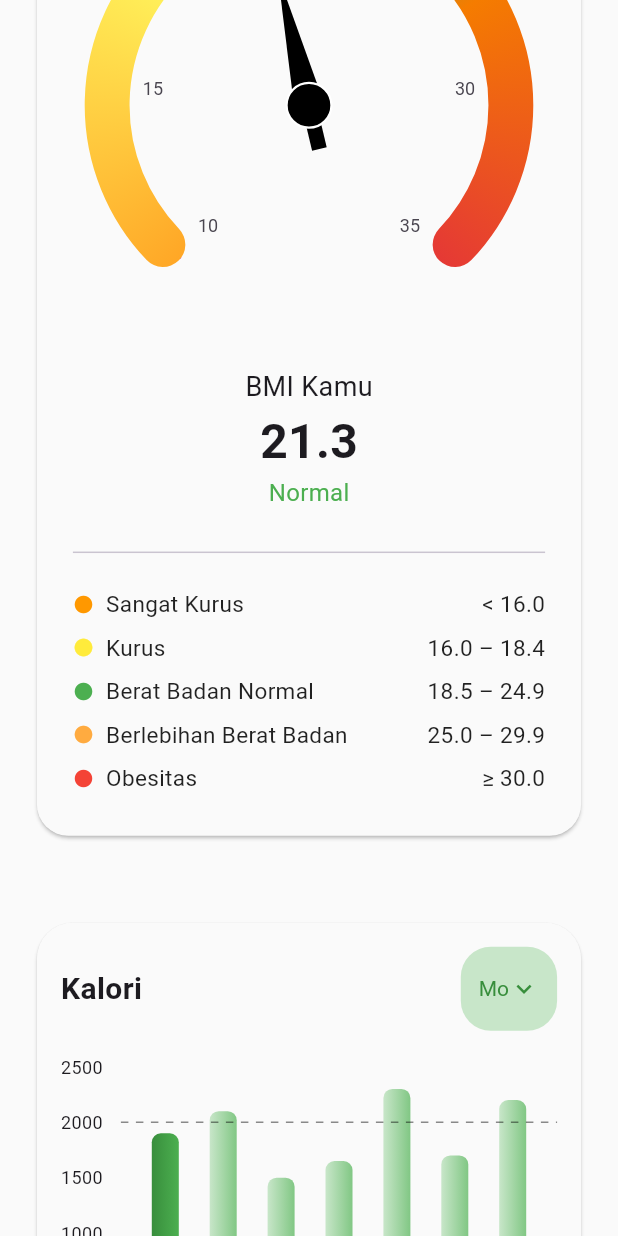
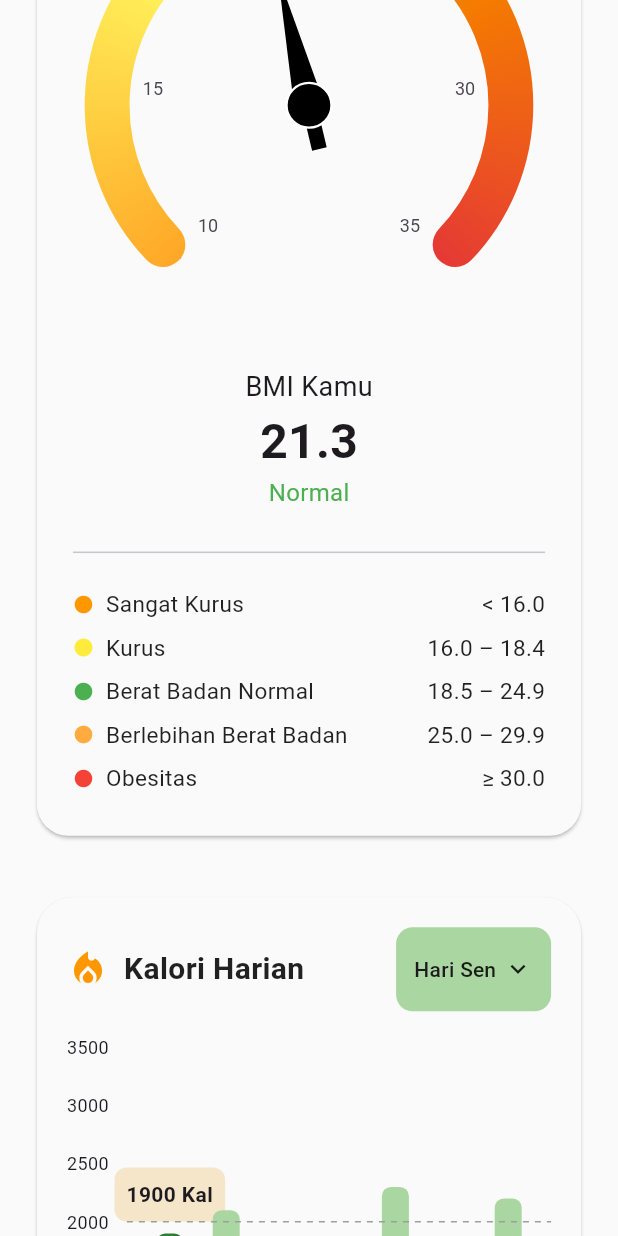
Before and after one commit to ariyoaziz/vitacal_app, a Flutter app: the Analytics screen opened directly, scrolled down 576 dp, on a phone screen of 412 x 824 dp. Run offline on Flutter 3.47's test engine with Material 3 defaults, Android fonts, the phone set to English and light mode, and no system bars; drawn by our look-alikes of fl_chart, syncfusion_flutter_gauges; our stand-ins replace flutter_svg.

Commit message:
analytics desain lanjut

```diff
--- a/lib/screen/analytics/analytics.dart
+++ b/lib/screen/analytics/analytics.dart
@@ -1,5 +1,6 @@
 import 'package:flutter/material.dart';
 import 'package:flutter_svg/flutter_svg.dart';
+import 'package:vitacal_app/screen/analytics/card_beratgrafik.dart';
 import 'package:vitacal_app/screen/analytics/card_kal.dart';
 import 'package:vitacal_app/themes/colors.dart';
 import 'package:vitacal_app/screen/home/kalender.dart';
@@ -119,11 +120,27 @@ class _AnalyticsState extends State<Analytics> {
               const SizedBox(height: 33),
               // BMI Card
               BmiCard(bmi: bmi),
-              const SizedBox(height: 50),
+              const SizedBox(height: 33),
               KaloriChartCard(),
-              // Widget lainnya
-              SizedBox(height: 20),
-              Text('Grafik kalori mingguan'),
+              const SizedBox(height: 33),
+              CardBeratGrafik(),
+              SizedBox(height: 50),
+              Center(
+                child: SizedBox(
+                  child: Text(
+                    "Yuk, cek kalorimu dan terus melangkah menuju hidup sehat!",
+                    style: TextStyle(
+                      color: AppColors.darkGrey,
+                      fontSize: 14,
+                      fontWeight: FontWeight.w400,
+                      height: 1.5,
+                    ),
+                    textAlign: TextAlign.center,
+                  ),
+                ),
+              ),
+
+              SizedBox(height: 100),
             ],
           ),
         ),
--- a/lib/screen/analytics/card_bmi.dart
+++ b/lib/screen/analytics/card_bmi.dart
@@ -25,6 +25,7 @@ class BmiCard extends StatelessWidget {
 
   @override
   Widget build(BuildContext context) {
+    // ignore: unused_local_variable
     final status = getBmiStatus(bmi);
     final color = getBmiColor(bmi);
 
--- a/lib/screen/analytics/card_kal.dart
+++ b/lib/screen/analytics/card_kal.dart
@@ -1,57 +1,73 @@
 import 'package:fl_chart/fl_chart.dart';
 import 'package:flutter/material.dart';
-import 'package:vitacal_app/themes/colors.dart'; // Pastikan Anda mengimpor warna dari tema Anda
+import 'package:vitacal_app/themes/colors.dart';
 
 class KaloriChartCard extends StatefulWidget {
-  KaloriChartCard({super.key});
+  const KaloriChartCard({super.key});
 
   @override
-  _KaloriChartCardState createState() => _KaloriChartCardState();
+  State<KaloriChartCard> createState() => _KaloriChartCardState();
 }
 
 class _KaloriChartCardState extends State<KaloriChartCard> {
-  final List<double> kalori = const [1900, 2100, 1500, 1650, 2300, 1700, 2200];
-  final List<String> hari = ['Mo', 'Tu', 'W', 'Th', 'F', 'Sa', 'Su'];
-  String selectedDay = 'Mo'; // Default selected day
+  final List<double> kalori = [1900, 2100, 1500, 1650, 2300, 1700, 2200];
+  final List<String> hari = ['Sen', 'Sel', 'Rab', 'Kam', 'Jum', 'Sab', 'Min'];
+  String selectedDay = 'Sen';
 
   @override
   Widget build(BuildContext context) {
     return Card(
-      color: AppColors.screen, // Sesuaikan dengan tema warna
+      color: AppColors.screen,
       shape: RoundedRectangleBorder(borderRadius: BorderRadius.circular(24)),
       elevation: 1,
       child: Padding(
-        padding: const EdgeInsets.all(16),
+        padding: const EdgeInsets.all(20),
         child: Column(
+          crossAxisAlignment: CrossAxisAlignment.start,
           children: [
+            // Header
             Row(
               children: [
+                const Icon(Icons.local_fire_department,
+                    color: Colors.orange, size: 28),
+                const SizedBox(width: 10),
                 const Text(
-                  'Kalori',
-                  style: TextStyle(fontSize: 20, fontWeight: FontWeight.w700),
+                  'Kalori Harian',
+                  style: TextStyle(
+                    fontSize: 20,
+                    fontWeight: FontWeight.bold,
+                    color: Colors.black87,
+                  ),
                 ),
                 const Spacer(),
-                // Desain dropdown yang lebih kecil tanpa shadow
                 Container(
                   padding:
                       const EdgeInsets.symmetric(horizontal: 12, vertical: 4),
                   decoration: BoxDecoration(
-                    color: Colors.green.shade100, // Sesuaikan warna
-                    borderRadius: BorderRadius.circular(20),
+                    color: AppColors.lightgreen,
+                    borderRadius: BorderRadius.circular(11),
                   ),
+                  child: Row(
+                    children: [
+                      const Text('Hari ',
+                          style: TextStyle(
+                              fontSize: 14, fontWeight: FontWeight.w500)),
+                      DropdownButtonHideUnderline(
                         child: DropdownButton<String>(
                           value: selectedDay,
-                    onChanged: (String? newValue) {
-                      setState(() {
-                        selectedDay = newValue!;
-                      });
+                          onChanged: (newValue) {
+                            if (newValue != null) {
+                              setState(() => selectedDay = newValue);
+                            }
                           },
                           icon: Icon(Icons.keyboard_arrow_down,
-                        size: 20, color: Colors.green.shade700),
-                    underline: SizedBox(),
-                    style: TextStyle(color: Colors.green.shade700),
-                    items: hari.map<DropdownMenuItem<String>>((String value) {
-                      return DropdownMenuItem<String>(
+                              size: 20, color: Colors.black87),
+                          style: TextStyle(
+                              fontSize: 14,
+                              color: Colors.black87,
+                              fontWeight: FontWeight.w500),
+                          items: hari.map((value) {
+                            return DropdownMenuItem(
                               value: value,
                               child: Text(value),
                             );
@@ -60,9 +76,14 @@ class _KaloriChartCardState extends State<KaloriChartCard> {
                       ),
                     ],
                   ),
+                ),
+              ],
+            ),
             const SizedBox(height: 24),
+
+            // Bar Chart
             AspectRatio(
-              aspectRatio: 1.6,
+              aspectRatio: 1.1,
               child: BarChart(
                 BarChartData(
                   barTouchData: BarTouchData(
@@ -72,10 +93,15 @@ class _KaloriChartCardState extends State<KaloriChartCard> {
                       tooltipPadding: const EdgeInsets.all(8),
                       tooltipMargin: 8,
                       tooltipHorizontalAlignment: FLHorizontalAlignment.center,
+                      tooltipBorderRadius: BorderRadius.circular(8),
+                      getTooltipColor: (_) => AppColors.cream,
                       getTooltipItem: (group, groupIndex, rod, rodIndex) {
                         return BarTooltipItem(
                           '${rod.toY.toInt()} Kal',
-                          const TextStyle(fontWeight: FontWeight.bold),
+                          const TextStyle(
+                            fontWeight: FontWeight.w600,
+                            fontSize: 14,
+                          ),
                         );
                       },
                     ),
@@ -86,24 +112,22 @@ class _KaloriChartCardState extends State<KaloriChartCard> {
                         showTitles: true,
                         reservedSize: 40,
                         interval: 500,
-                        getTitlesWidget: (value, meta) {
-                          return Text(value.toInt().toString(),
-                              style: const TextStyle(fontSize: 12));
-                        },
+                        getTitlesWidget: (value, _) => Text(
+                          '${value.toInt()}',
+                          style: const TextStyle(fontSize: 12),
+                        ),
                       ),
                     ),
                     bottomTitles: AxisTitles(
                       sideTitles: SideTitles(
                         showTitles: true,
-                        getTitlesWidget: (value, meta) {
+                        getTitlesWidget: (value, _) {
                           final index = value.toInt();
                           if (index >= 0 && index < hari.length) {
                             return Padding(
-                              padding: const EdgeInsets.only(top: 8.0),
-                              child: Text(
-                                hari[index],
-                                style: const TextStyle(fontSize: 12),
-                              ),
+                              padding: const EdgeInsets.only(top: 8),
+                              child: Text(hari[index],
+                                  style: const TextStyle(fontSize: 12)),
                             );
                           }
                           return const SizedBox();
@@ -117,9 +141,9 @@ class _KaloriChartCardState extends State<KaloriChartCard> {
                   ),
                   gridData: FlGridData(show: false),
                   borderData: FlBorderData(show: false),
+                  maxY: 3500,
                   barGroups: List.generate(kalori.length, (index) {
-                    final isHighlight = hari[index] ==
-                        selectedDay; // Menyoroti hari yang dipilih
+                    final isSelected = hari[index] == selectedDay;
                     return BarChartGroupData(
                       x: index,
                       barRods: [
@@ -127,26 +151,22 @@ class _KaloriChartCardState extends State<KaloriChartCard> {
                           toY: kalori[index],
                           width: 18,
                           borderRadius: BorderRadius.circular(6),
-                          gradient: isHighlight
-                              ? LinearGradient(colors: [
-                                  Colors.green.shade700,
-                                  Colors.green
-                                ]) // Warna lebih gelap untuk hari yang dipilih
-                              : LinearGradient(colors: [
-                                  Colors.green.shade100,
-                                  Colors.green.shade300
-                                ]),
+                          gradient: LinearGradient(
+                            colors: isSelected
+                                ? [AppColors.primary, AppColors.primary]
+                                : [AppColors.lightgreen, AppColors.lightgreen],
+                          ),
                         ),
                       ],
+                      showingTooltipIndicators: isSelected ? [0] : [],
                     );
                   }),
-                  maxY: 2500,
                   extraLinesData: ExtraLinesData(horizontalLines: [
                     HorizontalLine(
                       y: 2000,
-                      color: Colors.black45,
+                      color: Colors.grey.shade500,
                       strokeWidth: 1,
-                      dashArray: [5, 5],
+                      dashArray: [4, 4],
                     ),
                   ]),
                 ),
--- a/lib/themes/colors.dart
+++ b/lib/themes/colors.dart
@@ -7,6 +7,7 @@ class AppColors {
   static const Color screen = Color(0xFFFAFAFA);
   static const Color darkGrey = Color(0xFF4E4E4E);
   static const Color putih = Color(0xFFF4F6FF);
+  static const Color lightgreen = Color(0xFFAAD6A1);
 
   // Gradient hijau dengan titik perubahan menggunakan persentase
   static const LinearGradient greenGradient = LinearGradient(
```
Also changed, not shown: lib/screen/analytics/card_beratgrafik.dart (added, +225 -0 lines), lib/screen/home/home.dart (+21 -16 lines). Lines whose indentation alone changed are shown as unchanged.
